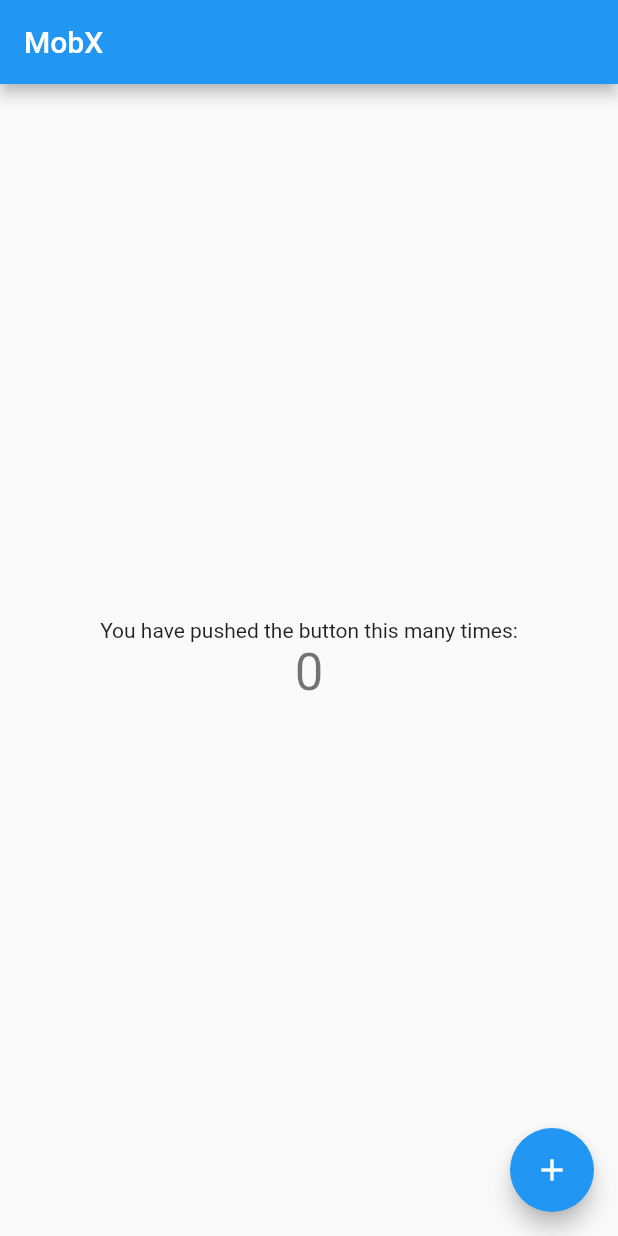
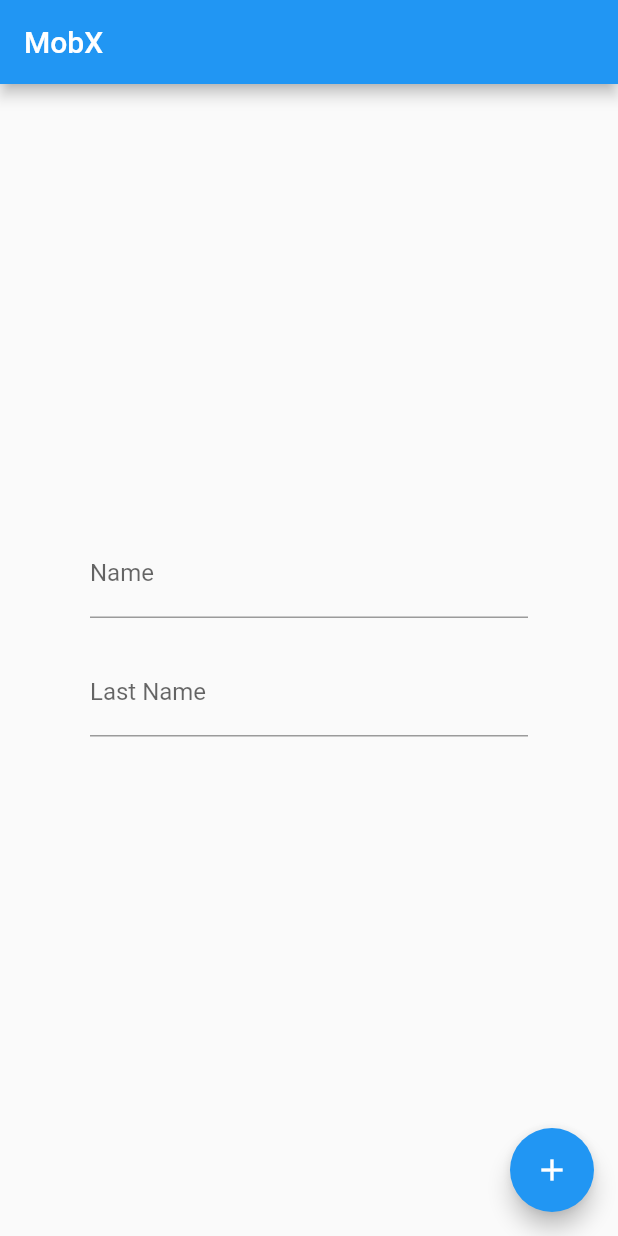
Before and after one commit to igorvidottof/flutter_mobx_playground, a Flutter app: the screen it shows after launch, on a phone screen of 412 x 824 dp. Run offline on Flutter 3.47's test engine with Material 2 defaults, Android fonts, the phone set to English and light mode, and no system bars; our stand-ins replace flutter_mobx, mobx; generated files the repository leaves out were written again.

Commit message:
third lesson

```diff
--- a/lib/controller.dart
+++ b/lib/controller.dart
@@ -1,21 +1,27 @@
 import 'package:mobx/mobx.dart';
+// run flutter pub run build_runner build on terminal for that to work
+part 'controller.g.dart';
 
-class Controller {
-  var _counter = Observable(0);
-  int get counter => _counter.value;
-  set counter(int newValue) => _counter.value = newValue;
+class Controller = ControllerBase with _$Controller;
 
-  Action increment;
+abstract class ControllerBase with Store {
+  @observable
+  var name = '';
+  @observable
+  var lastName = '';
 
-  Controller() {
-    increment = Action(_increment);
+  // used to merge two properties in this class
+  @computed
+  String get fullName => '$name $lastName';
 
-    autorun((_) {
-      print(counter);
-    });
+  @action
+  void getInputName(String inputName) {
+    name = inputName;
   }
 
-  _increment() {
-    counter++;
+  @action
+  void getInputLastName(String inputLastName) {
+    lastName = inputLastName;
   }
+
 }
--- a/lib/home.dart
+++ b/lib/home.dart
@@ -13,23 +13,30 @@ class MyHomePage extends StatelessWidget {
         title: Text('MobX'),
       ),
       body: Center(
+        child: Container(
+          margin: EdgeInsets.all(60),
           child: Column(
             mainAxisAlignment: MainAxisAlignment.center,
             children: <Widget>[
-            Text(
-              'You have pushed the button this many times:',
+              TextField(
+                decoration: InputDecoration(labelText: 'Name'),
+                onChanged: controller.getInputName,
               ),
+              SizedBox(height: 20),
+              TextField(
+                decoration: InputDecoration(labelText: 'Last Name'),
+                onChanged: controller.getInputLastName,
+              ),
+              SizedBox(height: 20),
               Observer(builder: (_) {
-              return Text(
-                '${controller.counter}',
-                style: Theme.of(context).textTheme.headline4,
-              );
-            })
+                return Text('${controller.fullName}');
+              }),
             ],
           ),
         ),
+      ),
       floatingActionButton: FloatingActionButton(
-        onPressed: controller.increment,
+        onPressed: () {},
         tooltip: 'Increment',
         child: Icon(Icons.add),
       ),
```
Also changed, not shown: pubspec.yaml (+4 -3 lines), lib/controller.g.dart (added), pubspec.lock. Lines whose indentation alone changed are shown as unchanged.
